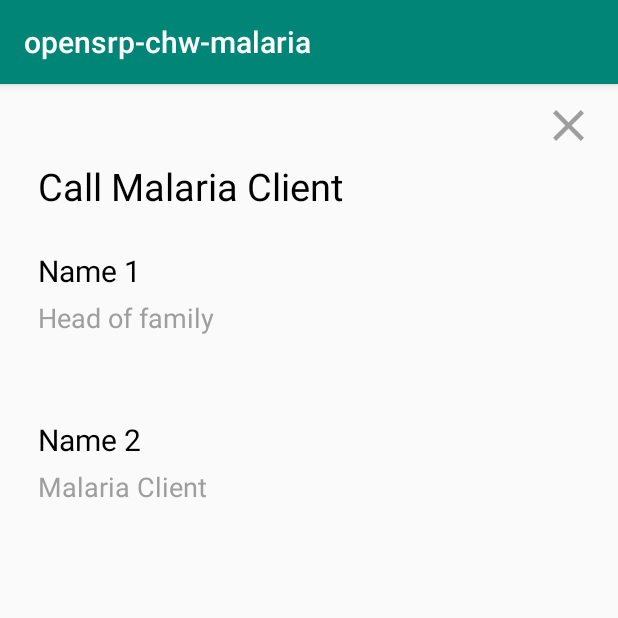
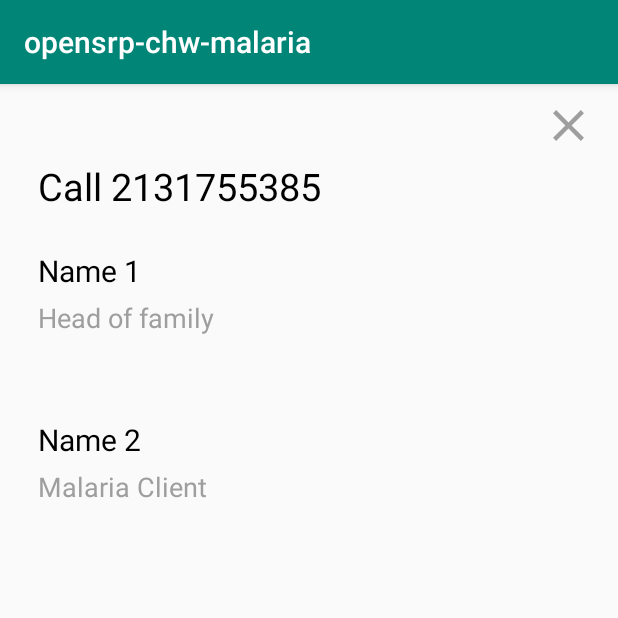
Before and after one commit to tbwahacker/opensrp-client-chw-anga, an Android app: the fragment BaseMalariaCallDialogFragment shown on its own in the app's theme, on a phone screen of 412 x 824 dp, the top half of it. Run offline under Robolectric (Android 15) with nearby library versions, the phone set to English and light mode, and no system bars; our stand-ins replace Timber; libraries missing offline, so code that uses them is left out: org.smartregister.view; plain views replace CustomFontTextView; 11 statements that could not run were skipped.

Commit message:
fix titles

```diff
--- a/gradle.properties
+++ b/gradle.properties
@@ -1,4 +1,4 @@
-VERSION_NAME=1.1.20-SNAPSHOT
+VERSION_NAME=1.0.28-SNAPSHOT
 VERSION_CODE=1
 GROUP=org.smartregister
 POM_SETTING_DESCRIPTION=OpenSRP Client CHW Malaria Library
--- a/opensrp-chw-malaria/src/main/java/org/smartregister/chw/malaria/fragment/BaseMalariaCallDialogFragment.java
+++ b/opensrp-chw-malaria/src/main/java/org/smartregister/chw/malaria/fragment/BaseMalariaCallDialogFragment.java
@@ -66,23 +66,23 @@ public class BaseMalariaCallDialogFragment extends DialogFragment implements Bas
         return dialogView;
     }
 
-    private void setCallTitle(ViewGroup rootView) {
-        TextView callTitle = rootView.findViewById(R.id.call_title);
+    private void setCallTitle(ViewGroup rootView, int viewId, String message) {
+        TextView callTitle = rootView.findViewById(viewId);
         if (MEMBER_OBJECT.getBaseEntityId().equals(MEMBER_OBJECT.getFamilyHead())) {
-            callTitle.setText(R.string.call_family_head);
+            callTitle.setText(String.format("%s %s", message, R.string.call_family_head));
         } else if (!MEMBER_OBJECT.getAncIsClosed()) {
-            callTitle.setText(R.string.call_anc_client);
+            callTitle.setText(String.format("%s %s", message, R.string.call_anc_client));
         } else if (MEMBER_OBJECT.getBaseEntityId().equals(MEMBER_OBJECT.getPrimaryCareGiver())) {
-            callTitle.setText(R.string.call_primary_caregiver);
+            callTitle.setText(String.format("%s %s", message, R.string.call_primary_caregiver));
         } else if (!MEMBER_OBJECT.getPncIsClosed()) {
-            callTitle.setText(R.string.call_pnc_client);
+            callTitle.setText(String.format("%s %s", message, R.string.call_pnc_client));
         } else {
-            callTitle.setText(R.string.call_malaria_client);
+            callTitle.setText(String.format("%s %s", message, R.string.call_malaria_client));
         }
     }
 
     private void initUI(ViewGroup rootView) {
-        setCallTitle(rootView);
+        setCallTitle(rootView, R.id.call_title, getString(R.string.call));
         if (StringUtils.isNotBlank(MEMBER_OBJECT.getPhoneNumber())) {
             if (MEMBER_OBJECT.getFamilyBaseEntityId().equals(MEMBER_OBJECT.getFamilyHead())) {
                 TextView familyHeadName = rootView.findViewById(R.id.malaria_call_head_name);
@@ -99,6 +99,7 @@ public class BaseMalariaCallDialogFragment extends DialogFragment implements Bas
                 TextView malariaClientNameTextView = rootView.findViewById(R.id.call_malaria_client_name);
                 malariaClientNameTextView.setText(String.format("%s %s %s", MEMBER_OBJECT.getFirstName(), MEMBER_OBJECT.getMiddleName(), MEMBER_OBJECT.getLastName()));
 
+                setCallTitle(rootView, R.id.call_malaria_client_title, null);
                 TextView callMalariaClientPhone = rootView.findViewById(R.id.call_malaria_client_phone);
                 callMalariaClientPhone.setTag(MEMBER_OBJECT.getPhoneNumber());
                 callMalariaClientPhone.setText(getName(getCurrentContext().getString(R.string.call), MEMBER_OBJECT.getPhoneNumber()));
--- a/opensrp-chw-malaria/src/main/res/values/strings.xml
+++ b/opensrp-chw-malaria/src/main/res/values/strings.xml
@@ -38,9 +38,9 @@
     <string name="record_anc_visit_not_done">ANC visit not done</string>
     <string name="not_visiting_this_month">Not visiting this month</string>
     <string name="undo">UNDO</string>
-    <string name="call_family_head">Call Family Head</string>
-    <string name="call_primary_caregiver">Call Primary Caregiver</string>
-    <string name="call_anc_client">Call ANC Client</string>
-    <string name="call_pnc_client">Call PNC Client</string>
+    <string name="call_family_head">Family Head</string>
+    <string name="call_primary_caregiver">Primary Caregiver</string>
+    <string name="call_anc_client">ANC Client</string>
+    <string name="call_pnc_client">PNC Client</string>
 
 </resources>
```
